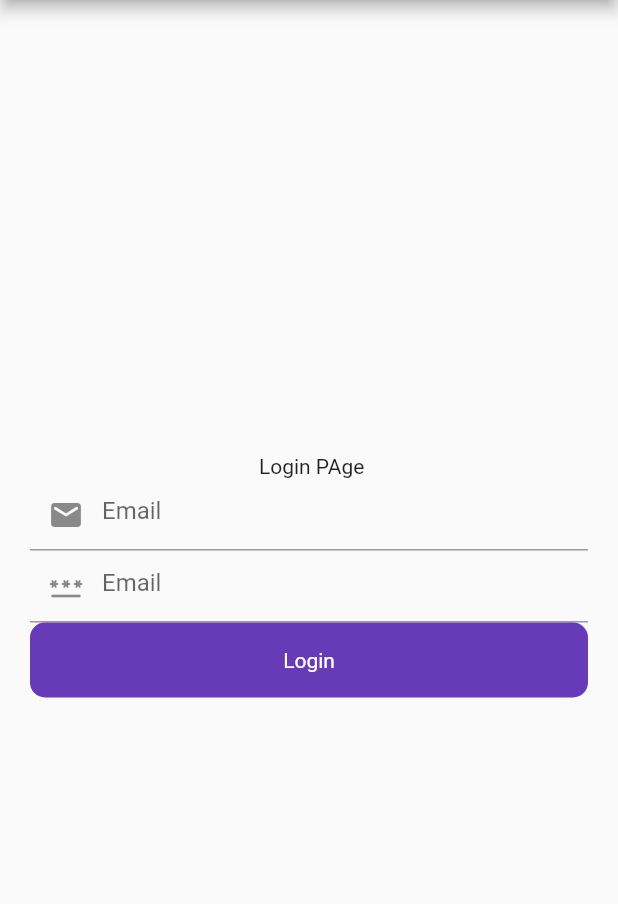
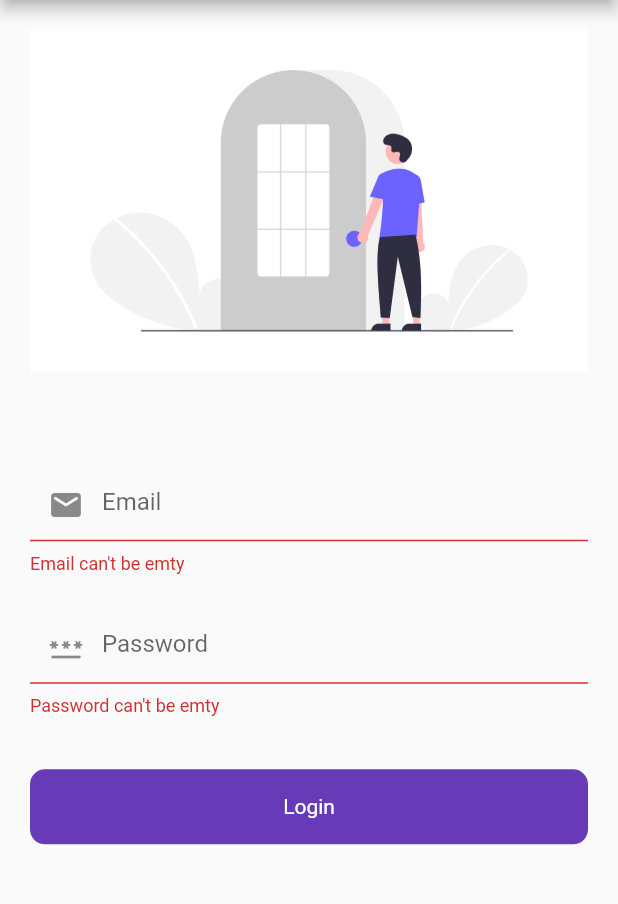
Before and after one commit to DhruvShrotriya/CollegeConnect, a Flutter app: the screen it shows after launch, after a tap on "Login", on a phone screen of 412 x 824 dp, the part 84-988 px from its top. Run offline on Flutter 3.47's test engine with Material 2 defaults, Android fonts, the phone set to English and light mode, and no system bars; our stand-ins replace firebase_core; accounts and stored records are empty.

Commit message:
Login screen Front end done

```diff
--- a/college_connect/lib/pages/auth/login_screen.dart
+++ b/college_connect/lib/pages/auth/login_screen.dart
@@ -9,6 +9,7 @@ class LoginScreen extends StatefulWidget {
 }
 
 class _LoginScreenState extends State<LoginScreen> {
+  final _formKey = GlobalKey<FormState>();
   final emailControler = TextEditingController();
   final passwordControler = TextEditingController();
 
@@ -25,32 +26,69 @@ class _LoginScreenState extends State<LoginScreen> {
     return Scaffold(
       appBar: AppBar(
         automaticallyImplyLeading: false,
-        title: Text("Login"),
+        title: const Text("Login"),
       ),
       body: Padding(
         padding: const EdgeInsets.all(20),
+        child: SingleChildScrollView(
+          child: Column(children: [
+            Image.asset(
+              "assets/images/LoginImg.png",
+              fit: BoxFit.fill,
+            ),
+            SizedBox(
+              height: 65,
+            ),
+            Form(
+                key: _formKey,
                 child: Column(
-            mainAxisAlignment: MainAxisAlignment.center,
-            crossAxisAlignment: CrossAxisAlignment.center,
                   children: [
-              Text(" Login PAge"),
                     TextFormField(
+                      keyboardType: TextInputType.emailAddress,
                       controller: emailControler,
                       decoration: const InputDecoration(
-                    hintText: 'Email', prefixIcon: Icon(Icons.email_rounded)),
+                          hintText: 'Email',
+                          prefixIcon: Icon(Icons.email_rounded)),
+                      validator: (value) {
+                        if (value!.isEmpty) {
+                          return "Email can't be emty";
+                        }
+
+                        return null;
+                      },
+                    ),
+                    const SizedBox(
+                      height: 25,
                     ),
                     TextFormField(
                       obscureText: true,
                       controller: passwordControler,
                       decoration: const InputDecoration(
-                    hintText: 'Email',
+                          hintText: 'Password',
                           prefixIcon: Icon(Icons.password_rounded)),
+                      validator: (value) {
+                        if (value!.isEmpty) {
+                          return "Password can't be emty";
+                        } else if (value.length < 6) {
+                          return "Password should have atleast 6 characters ";
+                        }
+
+                        return null;
+                      },
+                    ),
+                  ],
+                )),
+            SizedBox(
+              height: 35,
             ),
             RoundButton(
               title: "Login",
-                onTap: () {},
+              onTap: () {
+                if (_formKey.currentState!.validate()) {}
+              },
             )
           ]),
+        ),
       ),
     );
   }
--- a/college_connect/pubspec.yaml
+++ b/college_connect/pubspec.yaml
@@ -64,7 +64,8 @@ flutter:
   uses-material-design: true
 
   # To add assets to your application, add an assets section, like this:
-  # assets:
+  assets:
+   - assets/images/
   #   - images/a_dot_burr.jpeg
   #   - images/a_dot_ham.jpeg
 
```
Also changed, not shown: college_connect/assets/images/LoginImg.png (added). Lines whose indentation alone changed are shown as unchanged.
